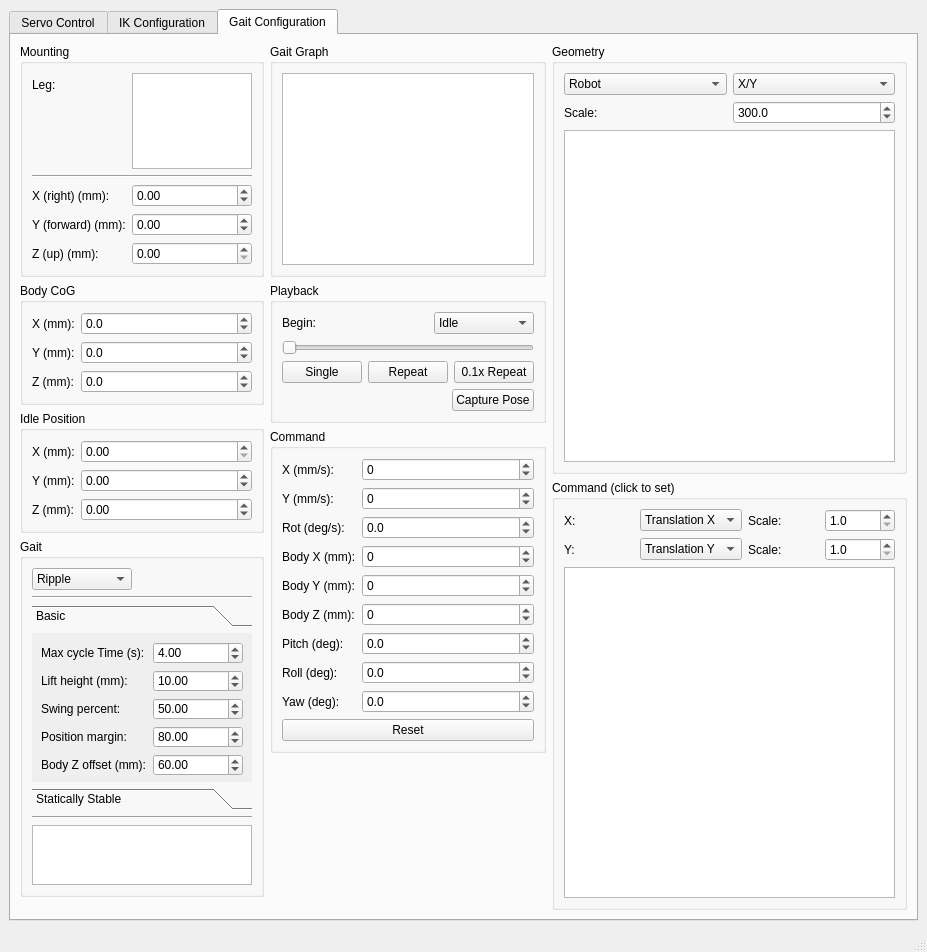
mjbots/mjmech, file mtool_main_window.ui: the form before one commit.
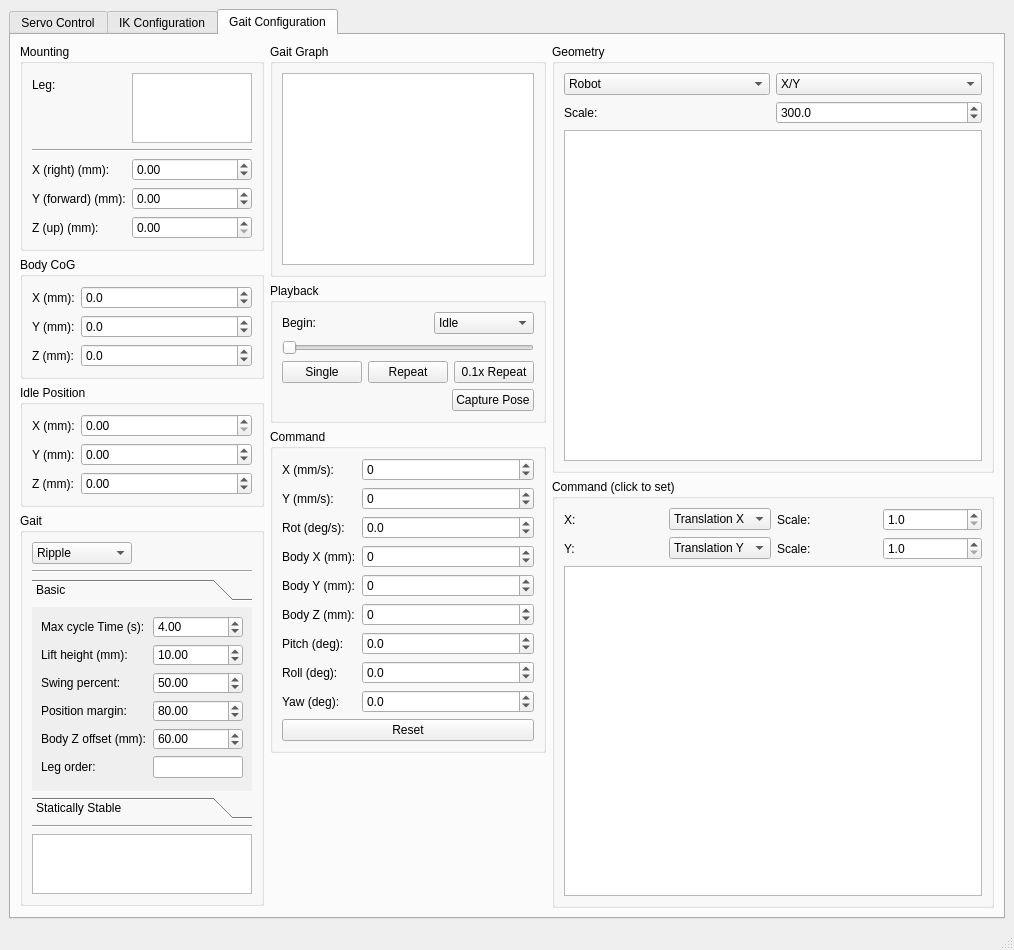
The form after the commit. The open tabs and pages were chosen to show the change.

Commit message: mtool: Support changing the leg order in the UI.

```diff
--- a/mtool_main_window.ui
+++ b/mtool_main_window.ui
@@ -6,8 +6,8 @@
    <rect>
     <x>0</x>
     <y>0</y>
-    <width>927</width>
-    <height>952</height>
+    <width>1014</width>
+    <height>929</height>
    </rect>
   </property>
   <property name="windowTitle">
@@ -862,7 +862,7 @@
                <property name="maximumSize">
                 <size>
                  <width>16777215</width>
-                 <height>100</height>
+                 <height>80</height>
                 </size>
                </property>
               </widget>
@@ -1084,7 +1084,7 @@
           <item>
            <widget class="QGroupBox" name="gaitGroup">
             <property name="sizePolicy">
-             <sizepolicy hsizetype="Preferred" vsizetype="Preferred">
+             <sizepolicy hsizetype="Preferred" vsizetype="Expanding">
               <horstretch>0</horstretch>
               <verstretch>0</verstretch>
              </sizepolicy>
@@ -1117,10 +1117,16 @@
              </item>
              <item>
               <widget class="QToolBox" name="toolBox">
+               <property name="sizePolicy">
+                <sizepolicy hsizetype="Preferred" vsizetype="Expanding">
+                 <horstretch>0</horstretch>
+                 <verstretch>0</verstretch>
+                </sizepolicy>
+               </property>
                <property name="minimumSize">
                 <size>
                  <width>220</width>
-                 <height>0</height>
+                 <height>240</height>
                 </size>
                </property>
                <property name="styleSheet">
@@ -1144,7 +1150,7 @@
                   <x>0</x>
                   <y>0</y>
                   <width>223</width>
-                  <height>147</height>
+                  <height>182</height>
                  </rect>
                 </property>
                 <attribute name="label">
@@ -1251,6 +1257,16 @@
                    </property>
                   </widget>
                  </item>
+                 <item row="5" column="0">
+                  <widget class="QLabel" name="label_5">
+                   <property name="text">
+                    <string>Leg order:</string>
+                   </property>
+                  </widget>
+                 </item>
+                 <item row="5" column="1">
+                  <widget class="QLineEdit" name="legOrderEdit"/>
+                 </item>
                 </layout>
                </widget>
                <widget class="QWidget" name="page_2">
```
Left out of the diff: 10 changed lines with no effect on the pictures. The commit also changes 2 other files.
